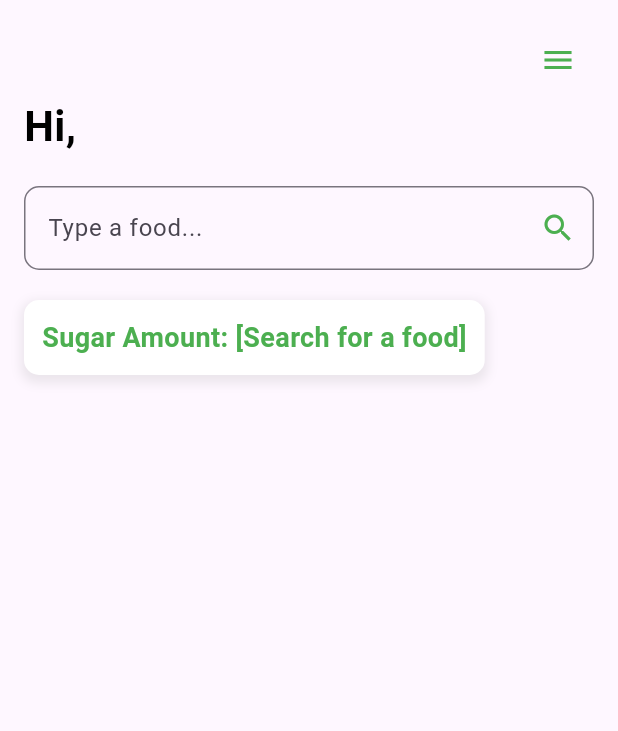
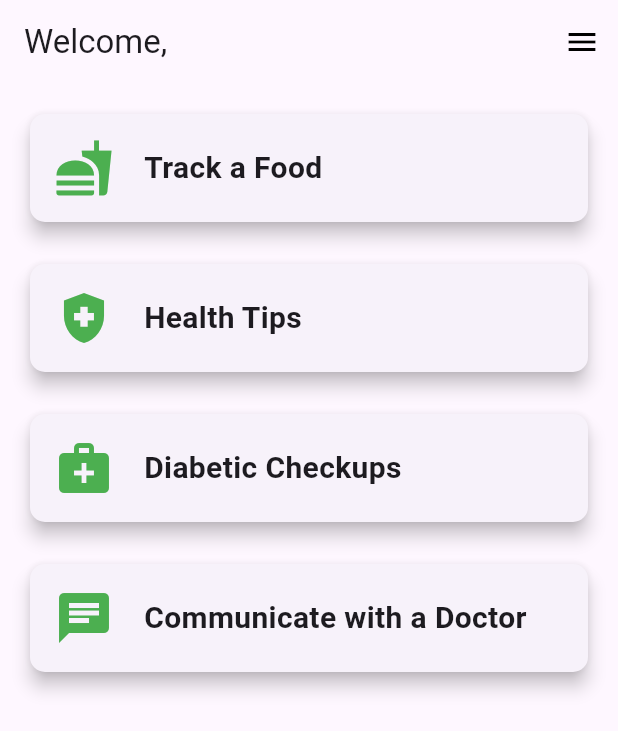
Before and after one commit to IxxA-boy/Gluco-Wise, a Flutter app: the FunctionalScreenOne screen opened directly with empty values, on a phone screen of 412 x 824 dp. Shown: the top 731 px of the screen. Run offline on Flutter 3.47's test engine with Material 3 defaults, Android fonts, the phone set to English and light mode, and no system bars; our stand-ins replace firebase_auth, firebase_core; accounts and stored records are empty.

Commit message:
Add widgets to functional screen and add more screens

```diff
--- a/lib/functional_screen_one.dart
+++ b/lib/functional_screen_one.dart
@@ -1,77 +1,152 @@
 import 'package:flutter/material.dart';
-import 'package:http/http.dart' as http; // For making HTTP requests
-import 'dart:convert'; // For JSON parsing
-import 'history_screen.dart';
+import 'functional_screen_two.dart'; // Import the next screen
+import 'history_screen.dart'; // Import the history screen
 import 'sign_in.dart'; // Import the sign-in screen
 import 'package:firebase_auth/firebase_auth.dart'; // For Firebase Authentication
 
-class FunctionalScreenOne extends StatefulWidget {
+class FunctionalScreenOne extends StatelessWidget {
   final String firstName; // First name passed from the sign-up screen
 
   const FunctionalScreenOne({super.key, required this.firstName});
 
   @override
-  _FunctionalScreenOneState createState() => _FunctionalScreenOneState();
-}
+  Widget build(BuildContext context) {
+    return Scaffold(
+      appBar: AppBar(
+        title: Text("Welcome, $firstName"),
+        actions: [
+          PopupMenuButton<String>(
+            icon: const Icon(Icons.menu, color: Colors.black),
+            onSelected: (value) {
+              if (value == "history") {
+                // Navigate to History Screen
+                Navigator.push(
+                  context,
+                  MaterialPageRoute(
+                    builder: (context) => const HistoryScreen(),
+                  ),
+                );
+              } else if (value == "contact_us") {
+                // Handle Contact Us
+                ScaffoldMessenger.of(context).showSnackBar(
+                  const SnackBar(
+                    content: Text("Contact Us option selected"),
+                  ),
+                );
+              } else if (value == "logout") {
+                _signOut(context); // Call the logout function
+              }
+            },
+            itemBuilder: (BuildContext context) {
+              return [
+                const PopupMenuItem(
+                  value: "history",
+                  child: Text("History"),
+                ),
+                const PopupMenuItem(
+                  value: "contact_us",
+                  child: Text("Contact Us"),
+                ),
+                const PopupMenuItem(
+                  value: "logout",
+                  child: Text("Logout"),
+                ),
+              ];
+            },
+          ),
+        ],
+      ),
+      body: Padding(
+        padding: const EdgeInsets.all(16),
+        child: Column(
+          crossAxisAlignment: CrossAxisAlignment.stretch,
+          children: [
+            // Track a Food
+            _buildOptionCard(
+              context,
+              "Track a Food",
+              Icons.fastfood,
+                  () {
+                Navigator.push(
+                  context,
+                  MaterialPageRoute(
+                    builder: (context) => const FunctionalScreenTwo(),
+                  ),
+                );
+              },
+            ),
+            const SizedBox(height: 20),
 
-class _FunctionalScreenOneState extends State<FunctionalScreenOne> {
-  final TextEditingController _foodController = TextEditingController();
-  String _sugarContent = ""; // To store the sugar content
-  bool _isLoading = false; // To show a loading indicator
+            // Health Tips
+            _buildOptionCard(
+              context,
+              "Health Tips",
+              Icons.health_and_safety,
+                  () {
+                // Navigate to Health Tips screen
+              },
+            ),
+            const SizedBox(height: 20),
 
-  // Function to fetch sugar content from the API
-  Future<void> _fetchSugarContent(String foodName) async {
-    setState(() {
-      _isLoading = true; // Show loading indicator
-    });
+            // Diabetic Checkups
+            _buildOptionCard(
+              context,
+              "Diabetic Checkups",
+              Icons.medical_services,
+                  () {
+                // Navigate to Diabetic Checkups screen
+              },
+            ),
+            const SizedBox(height: 20),
 
-    try {
-      // Construct the API URL
-      final String apiUrl =
-          "https://world.openfoodfacts.org/cgi/search.pl?search_terms=$foodName&search_simple=1&json=1";
+            // Communicate with a Doctor
+            _buildOptionCard(
+              context,
+              "Communicate with a Doctor",
+              Icons.chat,
+                  () {
+                // Navigate to Communicate with a Doctor screen
+              },
+            ),
+          ],
+        ),
+      ),
+    );
+  }
 
-      // Make the HTTP GET request
-      final response = await http.get(Uri.parse(apiUrl));
-
-      if (response.statusCode == 200) {
-        // Parse the JSON response
-        final Map<String, dynamic> data = json.decode(response.body);
-        final List<dynamic> products = data['products'];
-
-        if (products.isNotEmpty) {
-          // Get the first product's sugar content per 100g
-          final Map<String, dynamic> firstProduct = products[0];
-          final Map<String, dynamic> nutriments = firstProduct['nutriments'];
-
-          if (nutriments.containsKey('sugars_100g')) {
-            final double sugarPer100g = nutriments['sugars_100g'];
-            setState(() {
-              _sugarContent = "$sugarPer100g g per 100g";
-            });
-          } else {
-            setState(() {
-              _sugarContent = "Sugar content not available";
-            });
-          }
-        } else {
-          setState(() {
-            _sugarContent = "No products found";
-          });
-        }
-      } else {
-        setState(() {
-          _sugarContent = "Failed to fetch data";
-        });
-      }
-    } catch (e) {
-      setState(() {
-        _sugarContent = "Error: $e";
-      });
-    } finally {
-      setState(() {
-        _isLoading = false; // Hide loading indicator
-      });
-    }
+  // Helper method to build option cards
+  Widget _buildOptionCard(
+      BuildContext context,
+      String title,
+      IconData icon,
+      VoidCallback onTap,
+      ) {
+    return Card(
+      elevation: 5,
+      shape: RoundedRectangleBorder(
+        borderRadius: BorderRadius.circular(10),
+      ),
+      child: InkWell(
+        onTap: onTap,
+        borderRadius: BorderRadius.circular(10),
+        child: Padding(
+          padding: const EdgeInsets.all(16),
+          child: Row(
+            children: [
+              Icon(icon, size: 40, color: Colors.green),
+              const SizedBox(width: 20),
+              Text(
+                title,
+                style: const TextStyle(
+                  fontSize: 20,
+                  fontWeight: FontWeight.bold,
+                ),
+              ),
+            ],
+          ),
+        ),
+      ),
+    );
   }
 
   // Function to handle user logout
@@ -98,123 +173,4 @@ class _FunctionalScreenOneState extends State<FunctionalScreenOne> {
       );
     }
   }
-
-  @override
-  Widget build(BuildContext context) {
-    return Scaffold(
-      body: SingleChildScrollView(
-        padding: const EdgeInsets.all(16),
-        child: Column(
-          crossAxisAlignment: CrossAxisAlignment.start,
-          children: [
-            // Menu Button in Upper Right Corner
-            Align(
-              alignment: Alignment.topRight,
-              child: PopupMenuButton<String>(
-                icon: const Icon(Icons.menu, color: Colors.green),
-                onSelected: (value) {
-                  if (value == "history") {
-                    // Navigate to History Screen
-                    Navigator.push(
-                      context,
-                      MaterialPageRoute(
-                        builder: (context) => const HistoryScreen(),
-                      ),
-                    );
-                  } else if (value == "contact_us") {
-                    // Handle contact us
-                  } else if (value == "logout") {
-                    // Call the _signOut method
-                    _signOut(context);
-                  }
-                },
-                itemBuilder: (BuildContext context) {
-                  return [
-                    const PopupMenuItem(
-                      value: "history",
-                      child: Text("History"),
-                    ),
-                    const PopupMenuItem(
-                      value: "contact_us",
-                      child: Text("Contact Us"),
-                    ),
-                    const PopupMenuItem(
-                      value: "logout",
-                      child: Text("Logout"),
-                    ),
-                  ];
-                },
-              ),
-            ),
-
-            // Greeting Message with Dynamic First Name
-            Text(
-              "Hi, ${widget.firstName}", // Display the first name
-              style: const TextStyle(
-                fontSize: 28,
-                fontWeight: FontWeight.bold,
-                color: Colors.black,
-              ),
-            ),
-            const SizedBox(height: 20),
-
-            // Food Input Field
-            TextField(
-              controller: _foodController,
-              decoration: InputDecoration(
-                hintText: "Type a food...",
-                border: OutlineInputBorder(
-                  borderRadius: BorderRadius.circular(10),
-                  borderSide: const BorderSide(color: Colors.green),
-                ),
-                focusedBorder: OutlineInputBorder(
-                  borderRadius: BorderRadius.circular(10),
-                  borderSide: const BorderSide(color: Colors.green),
-                ),
-                suffixIcon: IconButton(
-                  icon: const Icon(Icons.search, color: Colors.green),
-                  onPressed: () {
-                    // Fetch sugar content when the search button is pressed
-                    if (_foodController.text.isNotEmpty) {
-                      _fetchSugarContent(_foodController.text);
-                    }
-                  },
-                ),
-              ),
-            ),
-            const SizedBox(height: 20),
-
-            // Sugar Amount Display in a White Box
-            Container(
-              padding: const EdgeInsets.all(12),
-              decoration: BoxDecoration(
-                color: Colors.white,
-                borderRadius: BorderRadius.circular(10),
-                boxShadow: [
-                  BoxShadow(
-                    color: Colors.grey.withOpacity(0.2),
-                    spreadRadius: 2,
-                    blurRadius: 5,
-                    offset: const Offset(0, 3),
-                  ),
-                ],
-              ),
-              child: _isLoading
-                  ? const CircularProgressIndicator() // Show loading indicator
-                  : Text(
-                _sugarContent.isEmpty
-                    ? "Sugar Amount: [Search for a food]"
-                    : "Sugar Amount: $_sugarContent",
-                style: const TextStyle(
-                  fontSize: 18,
-                  fontWeight: FontWeight.bold,
-                  color: Colors.green,
-                ),
-              ),
-            ),
-          ],
-        ),
-      ),
-    );
-  }
 }
```
Also changed, not shown: lib/functional_screen_two.dart (added, +95 -0 lines), lib/sign_in.dart (+38 -10 lines), lib/type_for_food.dart (added, +109 -0 lines).
